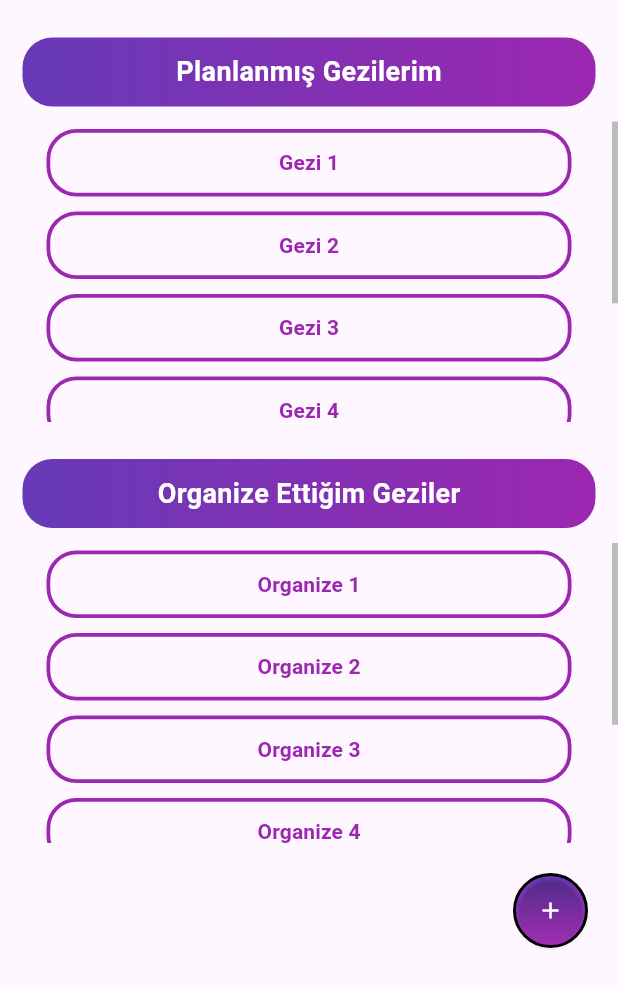
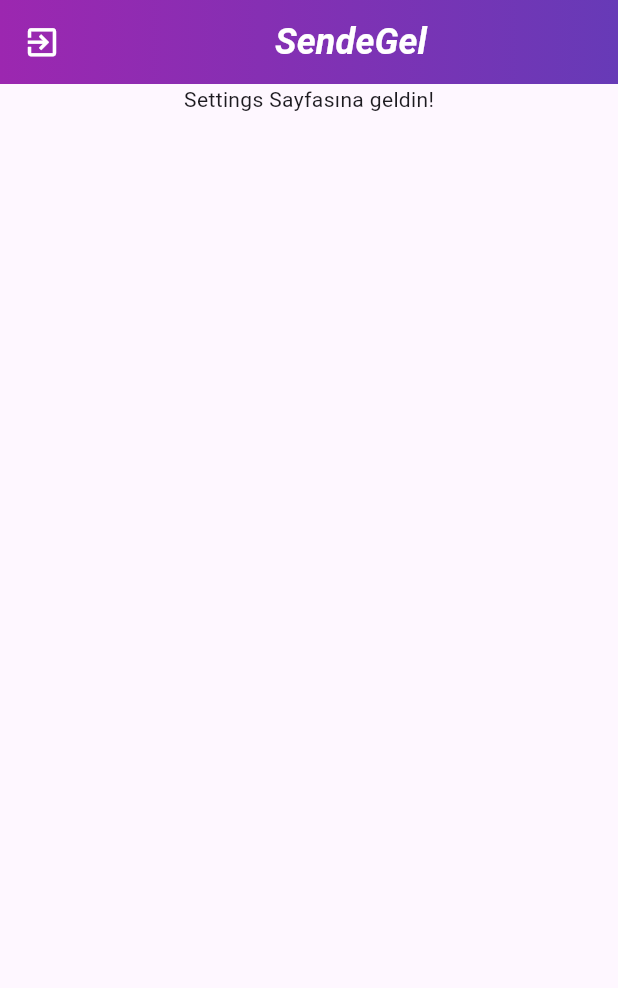
Before and after one commit to Dsoylular/SendeGel, a Flutter app: the HomeWidget screen opened directly, after a tap on "Gezi 1", on a phone screen of 412 x 824 dp. Shown: the top 988 px of the screen. Run offline on Flutter 3.47's test engine with Material 3 defaults, Android fonts, the light colour scheme and no system bars.

Commit message:
Settings.dart oluşturuldu

```diff
--- /dev/null
+++ b/lib/GeziPage.dart
@@ -0,0 +1,60 @@
+import 'package:flutter/material.dart';
+
+class GeziWidget extends StatelessWidget {
+  final String text;
+
+  @override
+  Widget build(BuildContext context) {
+    return  Scaffold(
+        appBar: AppBar(
+          automaticallyImplyLeading: false,
+          title: const Align(
+            alignment: Alignment.center,
+            child: Text(
+              'SendeGel',
+              style: TextStyle(
+                fontSize: 24.0,
+                fontWeight: FontWeight.bold,
+                fontStyle: FontStyle.italic,
+                color: Colors.white,
+              ),
+            ),
+          ),
+          flexibleSpace: Container(
+            decoration: const BoxDecoration(
+              gradient: LinearGradient(
+                begin: Alignment.centerLeft,
+                end: Alignment.centerRight,
+                colors: [Colors.purple, Colors.deepPurple],
+              ),
+            ),
+          ),
+          shape: const RoundedRectangleBorder(
+            borderRadius: BorderRadius.vertical(
+              bottom: Radius.circular(50), // You can adjust this value to change the shape
+            ),
+          ),
+          centerTitle: true, // Center the title
+          leading: IconButton(
+            icon: const Icon(
+              Icons.exit_to_app,
+              size: 25, // Adjust the size as needed
+              color: Colors.white, // Make the icon white
+            ),
+            onPressed: () {
+              Navigator.of(context).pop();
+            },
+          ),
+        ),
+
+        body: const Column(
+          children: [
+            Center(child: Text("Settings Sayfasına geldin!")),
+            // TODO: SETTINGS SAYFASI BURADA TASARLANACAK!
+          ],
+        )
+    );
+  }
+
+  const GeziWidget({Key? key, required this.text}) : super(key: key);
+}
--- a/lib/HubPageFiles/EventButton.dart
+++ b/lib/HubPageFiles/EventButton.dart
@@ -1,4 +1,6 @@
 import 'package:flutter/material.dart';
+
+import '../GeziPage.dart';
 
 class EventButton extends StatelessWidget {
   final String buttonText;
@@ -18,6 +20,10 @@ class EventButton extends StatelessWidget {
       child: ElevatedButton(
         onPressed: () {
           // TODO: GEZİ DETAYLARININ VE CHATİN GÖZÜKTÜĞÜ EKRANA BAĞLAMA NOKTASI
+          Navigator.push(
+            context,
+            MaterialPageRoute(builder: (context) => GeziWidget(text: "text")),
+          );
         },
         style: ElevatedButton.styleFrom(
           backgroundColor: Colors.transparent,
```
